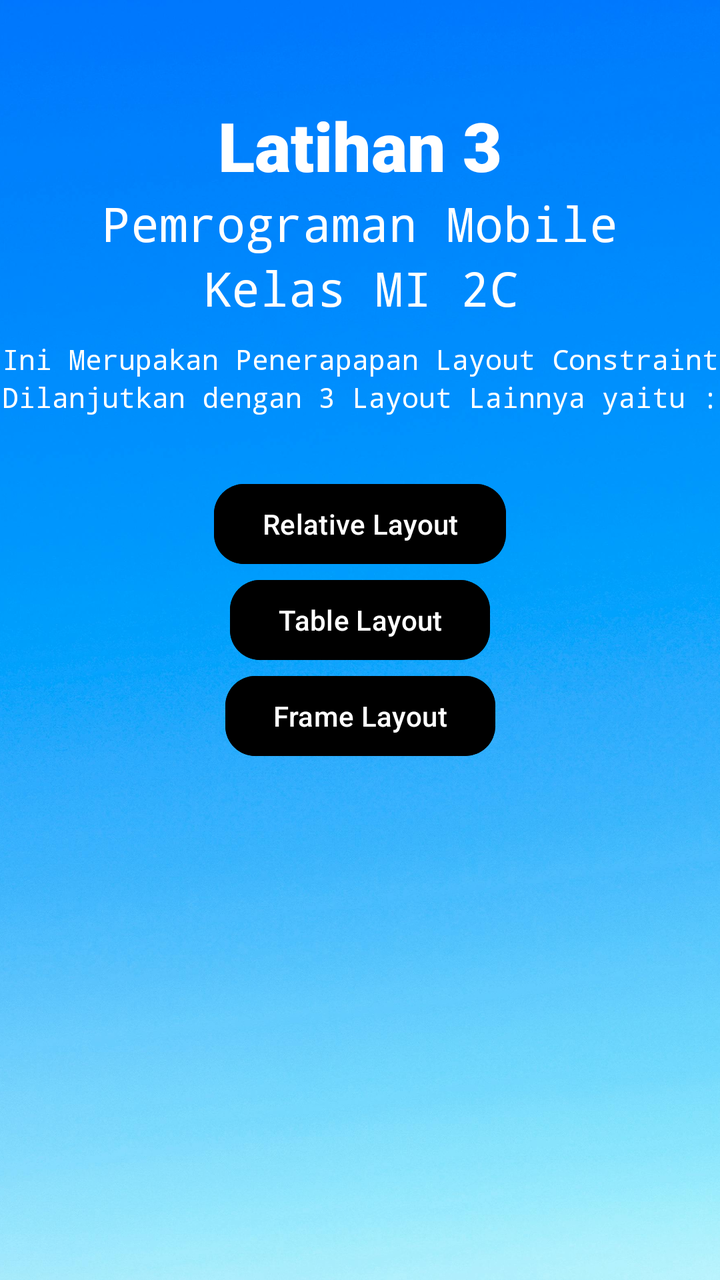
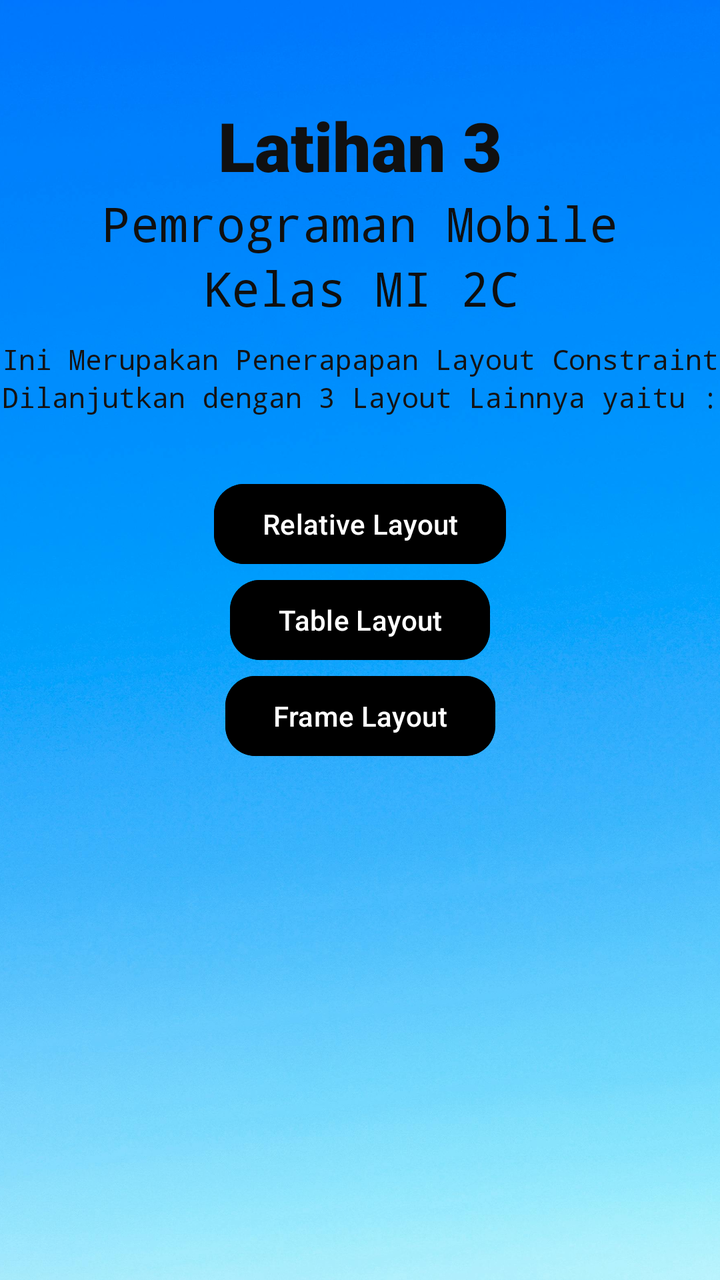

Screens rendered from an Android XML layout before and after an edit, with the pre-edit source and the edit as a unified diff.
<!-- AndroidManifest.xml: application theme Theme.Latihan3_kotlinPMobileFannttt -->
<!-- res/layout/activity_main.xml -->
<?xml version="1.0" encoding="utf-8"?>
<androidx.constraintlayout.widget.ConstraintLayout xmlns:android="http://schemas.android.com/apk/res/android"
    xmlns:app="http://schemas.android.com/apk/res-auto"
    xmlns:tools="http://schemas.android.com/tools"
    android:id="@+id/main"
    android:layout_width="match_parent"
    android:layout_height="match_parent"
    tools:context=".MainActivity">


        <ImageView
            android:layout_width="match_parent"
            android:layout_height="match_parent"
            android:scaleType="centerCrop"
            android:src="@drawable/gambar1" />

        <TextView
            android:id="@+id/txtLatihan"
            android:layout_width="wrap_content"
            android:layout_height="wrap_content"
            android:layout_marginTop="50sp"
            android:fontFamily="sans-serif-black"
            android:text="Latihan 3"
            android:textColor="#FFFFFF"
            android:textSize="34sp"
            app:layout_constraintLeft_toLeftOf="parent"
            app:layout_constraintRight_toRightOf="parent"
            app:layout_constraintTop_toTopOf="parent" />

        <TextView
            android:id="@+id/txtPemrogramanMobile"
            android:layout_width="wrap_content"
            android:layout_height="wrap_content"
            android:fontFamily="monospace"
            android:text="Pemrograman Mobile"
            android:textColor="#FFFFFF"
            android:textSize="24sp"
            app:layout_constraintLeft_toLeftOf="parent"
            app:layout_constraintRight_toRightOf="parent"
            app:layout_constraintTop_toBottomOf="@id/txtLatihan" />

        <TextView
            android:id="@+id/txtKelasMI2C"
            android:layout_width="wrap_content"
            android:layout_height="wrap_content"
            android:fontFamily="monospace"
            android:text="Kelas MI 2C"
            android:textColor="#FFFFFF"
            android:textSize="24sp"
            app:layout_constraintLeft_toLeftOf="parent"
            app:layout_constraintRight_toRightOf="parent"
            app:layout_constraintTop_toBottomOf="@id/txtPemrogramanMobile" />

        <TextView
            android:id="@+id/txt1"
            android:layout_width="wrap_content"
            android:layout_height="wrap_content"
            android:layout_marginTop="10sp"
            android:fontFamily="monospace"
            android:text="Ini Merupakan Penerapapan Layout Constraint"
            android:textColor="#FFFFFF"
            android:textSize="14sp"
            app:layout_constraintLeft_toLeftOf="parent"
            app:layout_constraintRight_toRightOf="parent"
            app:layout_constraintTop_toBottomOf="@id/txtKelasMI2C" />

        <TextView
            android:id="@+id/txt2"
            android:layout_width="wrap_content"
            android:layout_height="wrap_content"
            android:fontFamily="monospace"
            android:text="Dilanjutkan dengan 3 Layout Lainnya yaitu :"
            android:textColor="#FFFFFF"
            android:textSize="14sp"
            app:layout_constraintLeft_toLeftOf="parent"
            app:layout_constraintRight_toRightOf="parent"
            app:layout_constraintTop_toBottomOf="@id/txt1" />

        <Button
            android:id="@+id/btnRelative"
            android:layout_width="wrap_content"
            android:layout_height="wrap_content"
            android:layout_marginTop="30sp"
            android:backgroundTint="#000000"
            android:text="Relative Layout"
            app:cornerRadius="15sp"
            app:layout_constraintLeft_toLeftOf="parent"
            app:layout_constraintRight_toRightOf="parent"
            app:layout_constraintTop_toBottomOf="@id/txt2" />

        <Button
            android:id="@+id/btnTable"
            android:layout_width="wrap_content"
            android:layout_height="wrap_content"
            android:backgroundTint="#000000"
            android:text="Table Layout"
            app:cornerRadius="15sp"
            app:layout_constraintLeft_toLeftOf="parent"
            app:layout_constraintRight_toRightOf="parent"
            app:layout_constraintTop_toBottomOf="@id/btnRelative"
            tools:layout_editor_absoluteX="140dp"
            tools:layout_editor_absoluteY="359dp" />

        <Button
            android:id="@+id/btnFrame"
            android:layout_width="wrap_content"
            android:layout_height="wrap_content"
            android:backgroundTint="#000000"
            android:text="Frame Layout"
            app:cornerRadius="15sp"
            app:layout_constraintLeft_toLeftOf="parent"
            app:layout_constraintRight_toRightOf="parent"
            app:layout_constraintTop_toBottomOf="@id/btnTable"
            tools:layout_editor_absoluteX="138dp"
            tools:layout_editor_absoluteY="415dp" />




</androidx.constraintlayout.widget.ConstraintLayout>
<!-- resources referenced by this layout -->
<resources>
  <!-- drawable gambar1: jpg bitmap (drawable, 502167 bytes) -->
  <style name="Theme.Latihan3_kotlinPMobileFannttt" parent="Base.Theme.Latihan3_kotlinPMobileFannttt" />
  <style name="Base.Theme.Latihan3_kotlinPMobileFannttt" parent="Theme.Material3.DayNight.NoActionBar">
          
          
      </style>
</resources>

<!-- the commit's change to res/layout/activity_main.xml (unified diff, before → after) -->
@@ -21,7 +21,7 @@
             android:layout_marginTop="50sp"
             android:fontFamily="sans-serif-black"
             android:text="Latihan 3"
-            android:textColor="#FFFFFF"
+            android:textColor="#101010"
             android:textSize="34sp"
             app:layout_constraintLeft_toLeftOf="parent"
             app:layout_constraintRight_toRightOf="parent"
@@ -33,7 +33,7 @@
             android:layout_height="wrap_content"
             android:fontFamily="monospace"
             android:text="Pemrograman Mobile"
-            android:textColor="#FFFFFF"
+            android:textColor="#101010"
             android:textSize="24sp"
             app:layout_constraintLeft_toLeftOf="parent"
             app:layout_constraintRight_toRightOf="parent"
@@ -45,7 +45,7 @@
             android:layout_height="wrap_content"
             android:fontFamily="monospace"
             android:text="Kelas MI 2C"
-            android:textColor="#FFFFFF"
+            android:textColor="#0F0F0F"
             android:textSize="24sp"
             app:layout_constraintLeft_toLeftOf="parent"
             app:layout_constraintRight_toRightOf="parent"
@@ -58,7 +58,7 @@
             android:layout_marginTop="10sp"
             android:fontFamily="monospace"
             android:text="Ini Merupakan Penerapapan Layout Constraint"
-            android:textColor="#FFFFFF"
+            android:textColor="#141313"
             android:textSize="14sp"
             app:layout_constraintLeft_toLeftOf="parent"
             app:layout_constraintRight_toRightOf="parent"
@@ -70,7 +70,7 @@
             android:layout_height="wrap_content"
             android:fontFamily="monospace"
             android:text="Dilanjutkan dengan 3 Layout Lainnya yaitu :"
-            android:textColor="#FFFFFF"
+            android:textColor="#141313"
             android:textSize="14sp"
             app:layout_constraintLeft_toLeftOf="parent"
             app:layout_constraintRight_toRightOf="parent"
